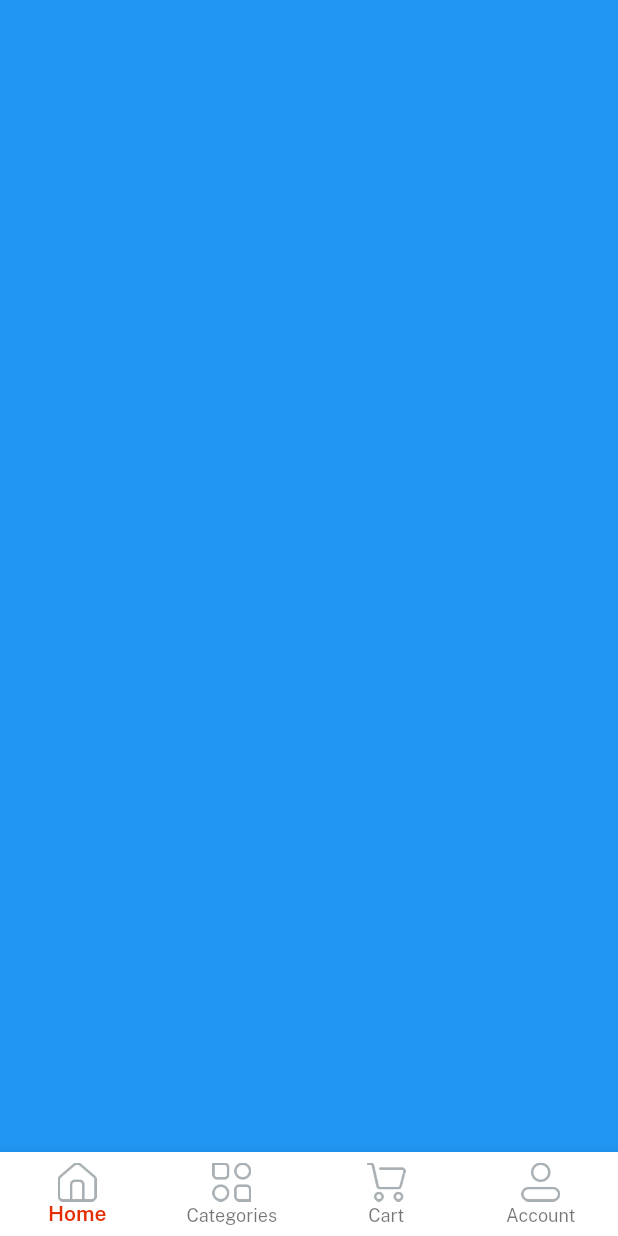
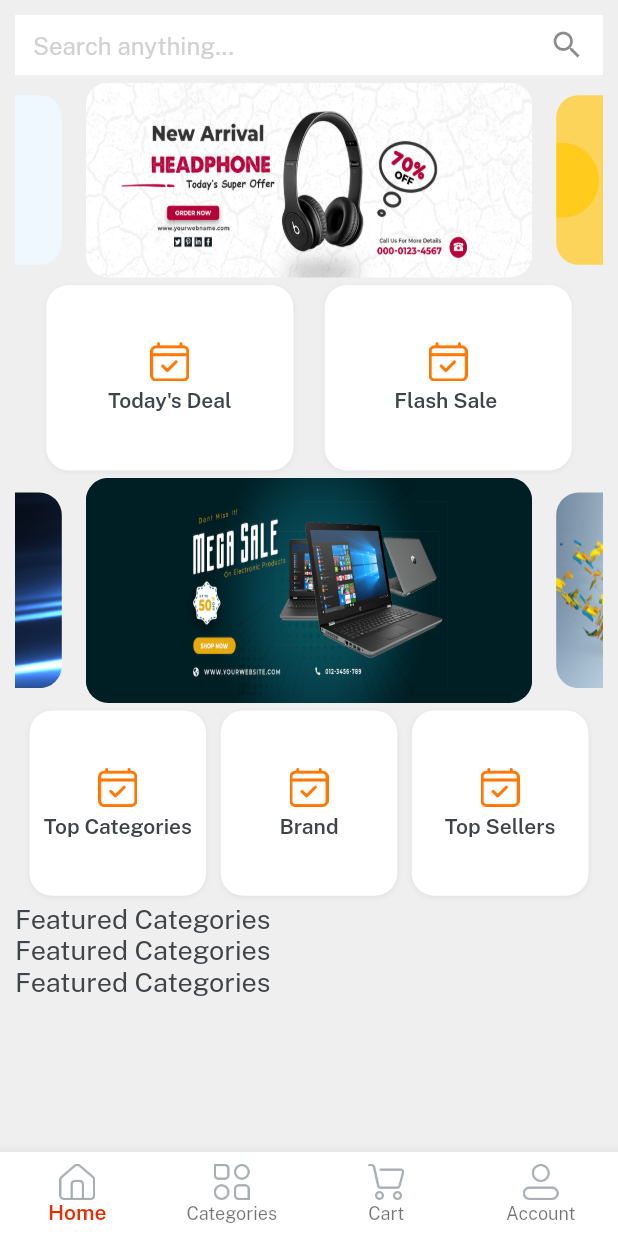
Before and after one commit to Neerajpatelcoder/e_mart, a Flutter app: the screen it shows after launch, after a tap on "Login in", on a phone screen of 412 x 824 dp. Run offline on Flutter 3.47's test engine with Material 2 defaults, Android fonts, the phone set to English and light mode, and no system bars; drawn by our look-alikes of velocity_x; our stand-ins replace get.

Commit message:
lecture4completed

```diff
--- a/e_mart/lib/consts/list.dart
+++ b/e_mart/lib/consts/list.dart
@@ -1,3 +1,5 @@
 import 'package:e_mart/consts/images.dart';
 
 const socialIconList = [icFacebookLogo, icGoogleLogo, icTwitterLogo];
+const slidersList = [imgSlider1, imgSlider2, imgSlider3, imgSlider4];
+const secondSlidersList = [imgSs1, imgSs2, imgSs3, imgSs4];
--- a/e_mart/lib/consts/strings.dart
+++ b/e_mart/lib/consts/strings.dart
@@ -24,3 +24,11 @@ const home = "Home",
     categories = "Categories",
     cart = "Cart",
     account = "Account";
+//home screen string
+const searchanything = "Search anything...",
+    todayDeal = "Today's Deal",
+    flashsale = "Flash Sale ",
+    topSellers = "Top Sellers",
+    brand = "Brand",
+    topCategories = "Top Categories",
+    featuredCategories = "Featured Categories";
--- a/e_mart/lib/views/auth_screen/login_screen.dart
+++ b/e_mart/lib/views/auth_screen/login_screen.dart
@@ -7,7 +7,7 @@ import 'package:e_mart/widgets_common/custom_textfield.dart';
 import 'package:e_mart/widgets_common/our_button.dart';
 import 'package:get/get.dart';
 // ignore: unused_import
-import '../home_screen/home_screen.dart';
+import '../home_screen/home.dart';
 import '../splash_screen.dart/splash_screen.dart';
 
 class LoginScreen extends StatelessWidget {
@@ -44,7 +44,7 @@ class LoginScreen extends StatelessWidget {
                   title: login,
                   textColor: whiteColor,
                   onPress: () {
-                    Get.to(() => const HomeScreen());
+                    Get.to(() => const Home());
                   }).box.width(context.screenWidth - 50).make(),
               5.heightBox,
               createNewAccount.text.color(fontGrey).make(),
--- /dev/null
+++ b/e_mart/lib/views/cart_screen/cart_screen.dart
@@ -0,0 +1,10 @@
+import 'package:e_mart/consts/consts.dart';
+
+class CartScreen extends StatelessWidget {
+  const CartScreen({super.key});
+
+  @override
+  Widget build(BuildContext context) {
+    return Container(color: Colors.purple);
+  }
+}
--- /dev/null
+++ b/e_mart/lib/views/category_screen/category_screen.dart
@@ -0,0 +1,10 @@
+import 'package:e_mart/consts/consts.dart';
+
+class CategoryScreen extends StatelessWidget {
+  const CategoryScreen({super.key});
+
+  @override
+  Widget build(BuildContext context) {
+    return Container(color: Colors.yellow);
+  }
+}
--- /dev/null
+++ b/e_mart/lib/views/home_screen/home.dart
@@ -0,0 +1,55 @@
+import 'package:e_mart/consts/consts.dart';
+import 'package:e_mart/controllers/home_controller.dart';
+import 'package:e_mart/views/cart_screen/cart_screen.dart';
+import 'package:e_mart/views/category_screen/category_screen.dart';
+import 'package:e_mart/views/home_screen/home_screen.dart';
+import 'package:e_mart/views/profile_screen/profile_screen.dart';
+import 'package:get/get.dart';
+
+class Home extends StatelessWidget {
+  const Home({super.key});
+
+  @override
+  Widget build(BuildContext context) {
+    //init home controller
+    var controller = Get.put(HomeController());
+
+    var navbarItem = [
+      BottomNavigationBarItem(
+          icon: Image.asset(icHome, width: 24), label: home),
+      BottomNavigationBarItem(
+          icon: Image.asset(icCategories, width: 24), label: categories),
+      BottomNavigationBarItem(
+          icon: Image.asset(icCart, width: 24), label: cart),
+      BottomNavigationBarItem(
+          icon: Image.asset(icProfile, width: 24), label: account),
+    ];
+    var navBody = [
+      const HomeScreen(),
+      const CategoryScreen(),
+      const CartScreen(),
+      const ProfileScreen(),
+    ];
+    return Scaffold(
+      body: Column(
+        children: [
+          Obx(() => Expanded(
+              child: navBody.elementAt(controller.currentNavIndex.value))),
+        ],
+      ),
+      bottomNavigationBar: Obx(
+        () => BottomNavigationBar(
+          currentIndex: controller.currentNavIndex.value,
+          selectedItemColor: redColor,
+          selectedLabelStyle: const TextStyle(fontFamily: semibold),
+          type: BottomNavigationBarType.fixed,
+          backgroundColor: whiteColor,
+          items: navbarItem,
+          onTap: (value) {
+            controller.currentNavIndex.value = value;
+          },
+        ),
+      ),
+    );
+  }
+}
--- a/e_mart/lib/views/home_screen/home_screen.dart
+++ b/e_mart/lib/views/home_screen/home_screen.dart
@@ -1,51 +1,137 @@
 import 'package:e_mart/consts/consts.dart';
-import 'package:e_mart/controllers/home_controller.dart';
-import 'package:get/get.dart';
+import 'package:e_mart/consts/list.dart';
+import 'package:e_mart/widgets_common/home_buttons.dart';
 
 class HomeScreen extends StatelessWidget {
   const HomeScreen({super.key});
 
   @override
   Widget build(BuildContext context) {
-    //init home controller
-    var controller = Get.put(HomeController());
-
-    var navbarItem = [
-      BottomNavigationBarItem(
-          icon: Image.asset(icHome, width: 26), label: home),
-      BottomNavigationBarItem(
-          icon: Image.asset(icCategories, width: 26), label: categories),
-      BottomNavigationBarItem(
-          icon: Image.asset(icCart, width: 26), label: cart),
-      BottomNavigationBarItem(
-          icon: Image.asset(icProfile, width: 26), label: account),
-    ];
-    var navBody = [
-      Container(color: Colors.blue),
-      Container(color: Colors.amber),
-      Container(color: Colors.purple),
-      Container(color: Colors.cyan),
-    ];
-    return Scaffold(
-      body: Column(
+    return Container(
+      padding: EdgeInsets.all(10),
+      color: lightGrey,
+      width: context.screenWidth,
+      height: context.screenHeight,
+      child: SafeArea(
+          child: Column(
         children: [
-          Obx(() => Expanded(
-              child: navBody.elementAt(controller.currentNavIndex.value))),
+          Container(
+            alignment: Alignment.center,
+            height: 40,
+            color: lightGrey,
+            child: TextFormField(
+              decoration: const InputDecoration(
+                border: InputBorder.none,
+                suffixIcon: Icon(Icons.search),
+                filled: true,
+                fillColor: whiteColor,
+                hintText: searchanything,
+                hintStyle: TextStyle(color: textfieldGrey),
+              ),
+            ),
+          ),
+          5.heightBox,
+          Expanded(
+            child: SingleChildScrollView(
+              physics: BouncingScrollPhysics(),
+              child: Column(
+                children: [
+                  //swipers brands
+                  VxSwiper.builder(
+                      aspectRatio: 16 / 9,
+                      autoPlay: true,
+                      height: 130,
+                      enlargeCenterPage: true,
+                      itemCount: slidersList.length,
+                      itemBuilder: (context, index) {
+                        return Container(
+                            child: Image.asset(
+                          slidersList[index],
+                          fit: BoxFit.fill,
+                        )
+                                .box
+                                .rounded
+                                .clip(Clip.antiAlias)
+                                .margin(EdgeInsets.symmetric(horizontal: 8))
+                                .make());
+                      }),
+                  5.heightBox,
+                  Row(
+                    mainAxisAlignment: MainAxisAlignment.spaceEvenly,
+                    children: List.generate(
+                        2,
+                        (index) => homeButtons(
+                              height: context.screenHeight * 0.15,
+                              width: context.screenWidth / 2.5,
+                              icon: index == 0 ? icTodaysDeal : icFlashDeal,
+                              title: index == 0 ? todayDeal : flashsale,
+                            )),
+                  ),
+                  //2nd swipper
+                  5.heightBox,
+                  //swipers brands
+                  VxSwiper.builder(
+                      aspectRatio: 16 / 9,
+                      autoPlay: true,
+                      height: 150,
+                      enlargeCenterPage: true,
+                      itemCount: secondSlidersList.length,
+                      itemBuilder: (context, index) {
+                        return Image.asset(
+                          secondSlidersList[index],
+                          fit: BoxFit.fill,
+                        )
+                            .box
+                            .rounded
+                            .clip(Clip.antiAlias)
+                            .margin(EdgeInsets.symmetric(horizontal: 8))
+                            .make();
+                      }),
+                  5.heightBox,
+                  Row(
+                    mainAxisAlignment: MainAxisAlignment.spaceEvenly,
+                    children: List.generate(
+                        3,
+                        (index) => homeButtons(
+                              height: context.screenHeight * 0.15,
+                              width: context.screenWidth / 3.5,
+                              icon: index == 0
+                                  ? icTopCategories
+                                  : index == 1
+                                      ? icBrands
+                                      : icTopSeller,
+                              title: index == 0
+                                  ? topCategories
+                                  : index == 1
+                                      ? brand
+                                      : topSellers,
+                            )),
+                  ),
+                  5.heightBox,
+                  Align(
+                      alignment: Alignment.centerLeft,
+                      child: featuredCategories.text
+                          .color(darkFontGrey)
+                          .size(18)
+                          .make()),
+                  Align(
+                      alignment: Alignment.centerLeft,
+                      child: featuredCategories.text
+                          .color(darkFontGrey)
+                          .size(18)
+                          .make()),
+                  Align(
+                      alignment: Alignment.centerLeft,
+                      child: featuredCategories.text
+                          .color(darkFontGrey)
+                          .size(18)
+                          .make()),
+                ],
+              ),
+            ),
+          )
         ],
-      ),
-      bottomNavigationBar: Obx(
-        () => BottomNavigationBar(
-          currentIndex: controller.currentNavIndex.value,
-          selectedItemColor: redColor,
-          selectedLabelStyle: const TextStyle(fontFamily: semibold),
-          type: BottomNavigationBarType.fixed,
-          backgroundColor: whiteColor,
-          items: navbarItem,
-          onTap: (value) {
-            controller.currentNavIndex.value = value;
-          },
-        ),
-      ),
+      )),
     );
   }
 }
--- /dev/null
+++ b/e_mart/lib/views/profile_screen/profile_screen.dart
@@ -0,0 +1,10 @@
+import 'package:e_mart/consts/consts.dart';
+
+class ProfileScreen extends StatelessWidget {
+  const ProfileScreen({super.key});
+
+  @override
+  Widget build(BuildContext context) {
+    return Container(color: Colors.red);
+  }
+}
--- /dev/null
+++ b/e_mart/lib/widgets_common/home_buttons.dart
@@ -0,0 +1,12 @@
+import 'package:e_mart/consts/consts.dart';
+
+Widget homeButtons({width, height, icon, String? title, onPress}) {
+  return Column(
+    mainAxisAlignment: MainAxisAlignment.center,
+    children: [
+      Image.asset(icTodaysDeal, width: 26),
+      5.heightBox,
+      title!.text.fontFamily(semibold).color(darkFontGrey).make()
+    ],
+  ).box.rounded.white.size(width, height).shadowSm.make();
+}
```
